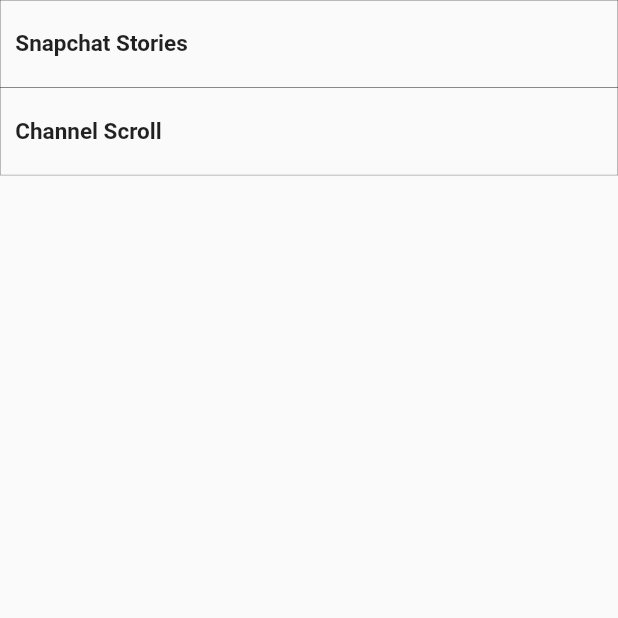
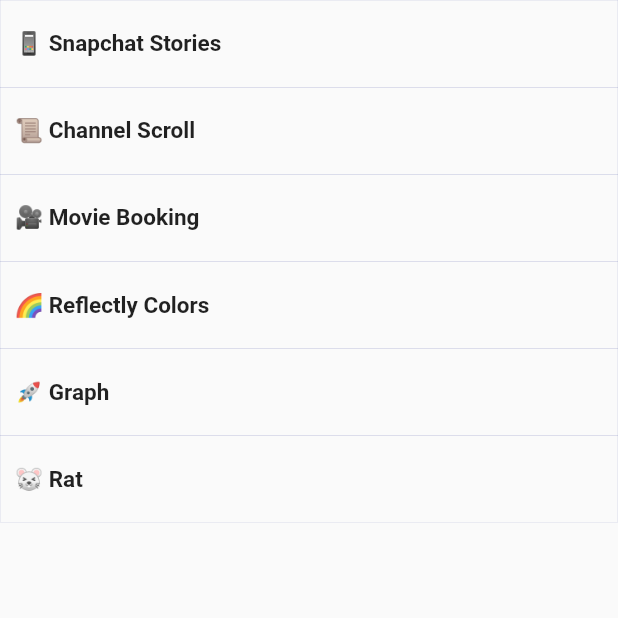
Before and after one commit to Jay51419/flutter_animations, a Flutter app: the screen it shows after launch, on a phone screen of 412 x 824 dp, the top half of it. Run offline on Flutter 3.47's test engine with Material 2 defaults, Android fonts, the phone set to English and light mode, and no system bars; our stand-ins replace flutter_hooks; missing offline and left inert: interpolate.

Commit message:
:lipstick:

```diff
--- a/lib/screens/home.dart
+++ b/lib/screens/home.dart
@@ -1,13 +1,22 @@
+import 'package:fluttanim/screens/Reflectly/reflectly_colors.dart';
 import 'package:fluttanim/screens/channel_scroll/channel.dart';
+import 'package:fluttanim/screens/graph/graph.dart';
+import 'package:fluttanim/screens/movie_booking/movies.dart';
 import 'package:fluttanim/screens/snap_stories/stories.dart';
 import 'package:flutter/cupertino.dart';
 import 'package:flutter/material.dart';
 
+import 'Rat/rat.dart';
+
 class Home extends StatelessWidget {
   Home({Key key}) : super(key: key);
   final List screens = [
-    {"name": "Snapchat Stories", "screen": Stories()},
-    {"name": "Channel Scroll", "screen": Channel()}
+    {"name": "📱 Snapchat Stories", "screen": Stories()},
+    {"name": "📜 Channel Scroll", "screen": Channel()},
+    {"name": "🎥 Movie Booking", "screen": Movies()},
+    {"name": "🌈 Reflectly Colors", "screen": ReflectlyColors()},
+    {"name": "🚀 Graph", "screen": Graph()},
+    {"name": "🐭 Rat", "screen": Rat()},
   ];
   @override
   Widget build(BuildContext context) {
@@ -21,23 +30,30 @@
           itemBuilder: (ctx, index) {
             return InkWell(
               onTap: () {
-                    Navigator.of(context)
-                        .push(CupertinoPageRoute(builder: (ctx) {
+                Navigator.of(context).push(CupertinoPageRoute(builder: (ctx) {
                   return screens[index]["screen"];
                 }));
               },
               child: Container(
                 padding: EdgeInsets.symmetric(vertical: 20, horizontal: 10),
                 decoration: BoxDecoration(
-                        border: Border.all(color: Colors.black87, width: 0.2)),
+                  border: Border.all(
+                    color: Colors.indigo[800],
+                    width: 0.05,
+                  ),
+                ),
                 child: Text(
                   screens[index]["name"],
-                      style:
-                          TextStyle(fontWeight: FontWeight.bold, fontSize: 15),
+                  style: TextStyle(
+                    fontWeight: FontWeight.bold,
+                    fontSize: 15,
+                  ),
                 ),
               ),
             );
-              })),
+          },
+        ),
+      ),
     );
   }
 }
```
Also changed, not shown: lib/utils/animation.dart (+24 -9 lines), pubspec.lock. Lines whose indentation alone changed are shown as unchanged.
